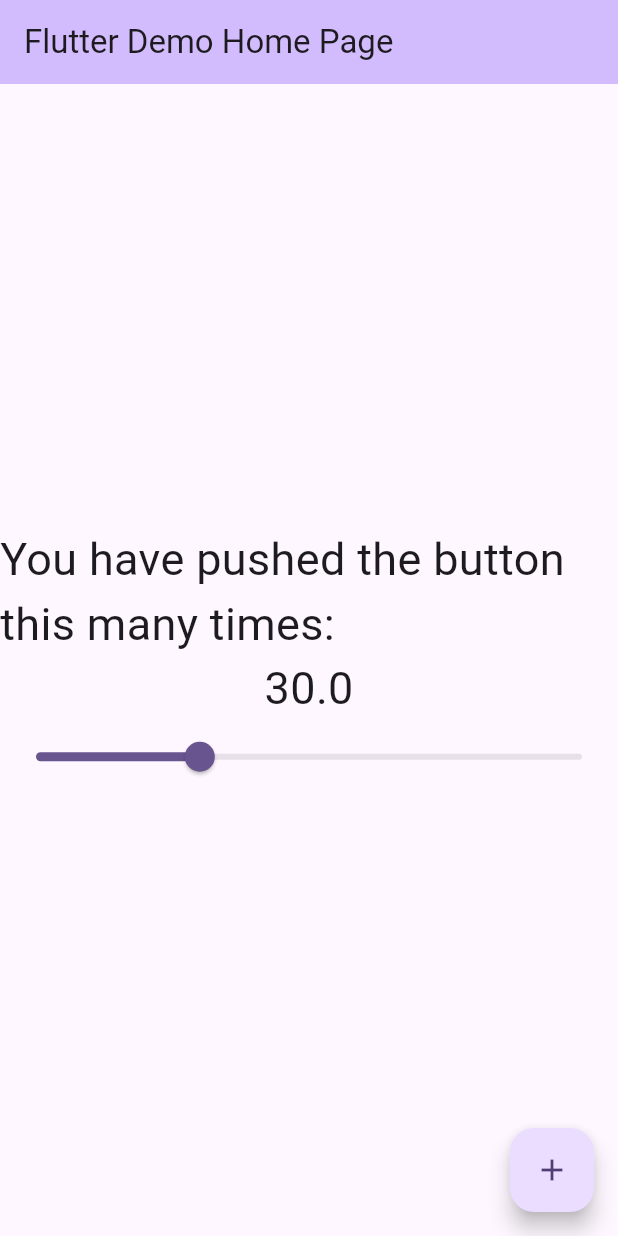
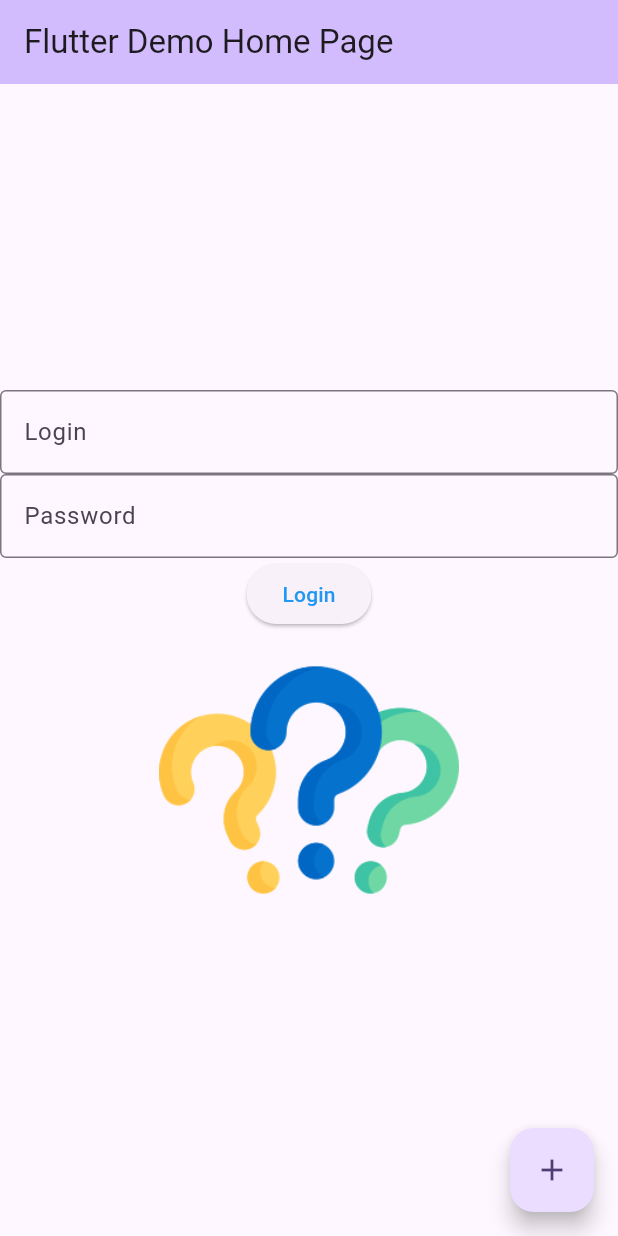
Before and after one commit to albert1027/my_cst2335_labs, a Flutter app: the screen it shows after launch, on a phone screen of 412 x 824 dp. Run offline on Flutter 3.47's test engine with Material 3 defaults, Android fonts, the phone set to English and light mode, and no system bars.

Commit message:
add 2 textfield to login; add 1 button to verify the password. depends on the password display the different pics.

```diff
--- a/lib/main.dart
+++ b/lib/main.dart
@@ -35,6 +35,38 @@ class MyHomePage extends StatefulWidget {
 class _MyHomePageState extends State<MyHomePage> {
   var _counter = 0.0;
   var myFontSize = 30.0;
+  var passValue;
+  var fileToShow = "images/question-mark.png";
+  late TextEditingController _controllerlogin;
+  late TextEditingController _controllerpass;
+
+  @override
+  void initState() {
+    super.initState();
+    _controllerlogin = TextEditingController();
+    _controllerpass = TextEditingController();
+  }
+
+  @override
+  void dispose() {
+    _controllerlogin.dispose();
+    _controllerpass.dispose();
+    super.dispose();
+  }
+
+  void buttonClicked(){
+    setState(() {
+      passValue = _controllerpass.value.text;
+    }
+    );
+    setState(() {
+      if (passValue == "QWERTY123") {
+        fileToShow = "images/idea.png";
+      }
+      else fileToShow = "images/stop.png";
+    });;
+
+  }
   void _incrementCounter() {
     setState(() {
       if (myFontSize <99.0)
@@ -63,13 +95,26 @@ class _MyHomePageState extends State<MyHomePage> {
 
           mainAxisAlignment: MainAxisAlignment.center,
           children: <Widget>[
-            Text('You have pushed the button this many times:', style: TextStyle(fontSize: myFontSize),),
-            Text(
-              '$myFontSize',
-              style: TextStyle(fontSize: myFontSize),
-            ),
-            Slider(value: myFontSize, onChanged: setNewValue,max: 100, min: 0,)
-          ],
+
+
+            TextField(controller: _controllerlogin,
+                decoration: InputDecoration(
+                    hintText:"Login",
+                    border: OutlineInputBorder(),
+
+                )),
+            TextField(controller: _controllerpass,
+                obscureText: true,
+                decoration: InputDecoration(
+                    hintText:"Password",
+                    border: OutlineInputBorder(),
+
+                )),
+            ElevatedButton( onPressed: buttonClicked,style: ElevatedButton.styleFrom(
+              foregroundColor: Colors.blue,
+            ), child:  Text("Login",)  ),
+           Semantics( label: "question mark or bulb mark or stop mark ,", child: Image.asset(fileToShow, width: 200, height:200)) ],
+
         ),
       ),
       floatingActionButton: FloatingActionButton(
```
